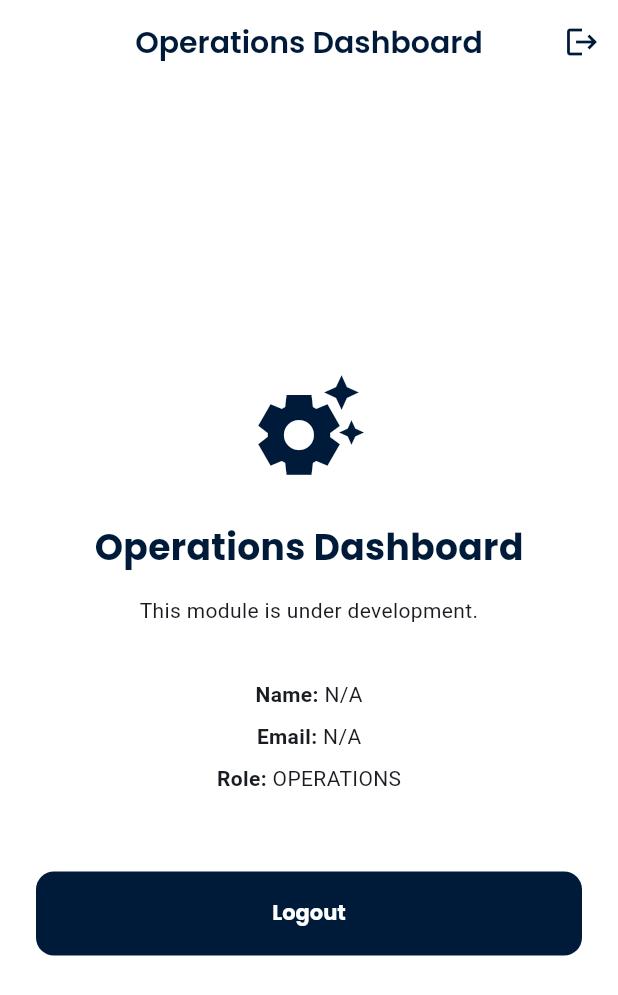
After one commit to Lakshya-Aerotech/Android-App, a Flutter app: the OperationsDashboard screen opened by its route, on a phone screen of 412 x 824 dp. The commit adds this screen. Shown: the top 995 px of the screen. Run offline on Flutter 3.47's test engine with Material 3 defaults, Android fonts, the phone set to English and light mode, and no system bars; our stand-ins replace cloud_firestore, firebase_auth, firebase_core, flutter_riverpod, go_router, google_fonts and 1 more; accounts and stored records are empty.

Commit message:
feat: integrate authentication and farmer dashboard with role-based navigation

```diff
--- /dev/null
+++ b/lib/features/admin/presentation/admin_dashboard.dart
@@ -0,0 +1,69 @@
+import 'package:flutter/material.dart';
+import 'package:flutter_riverpod/flutter_riverpod.dart';
+import '../../auth/viewmodel/auth_viewmodel.dart';
+import '../../../core/theme/app_colors.dart';
+import '../../../core/theme/app_text_styles.dart';
+
+class AdminDashboard extends ConsumerWidget {
+  const AdminDashboard({super.key});
+
+  @override
+  Widget build(BuildContext context, WidgetRef ref) {
+    final user = ref.watch(userModelProvider);
+
+    return Scaffold(
+      appBar: AppBar(
+        title: const Text('Admin Dashboard'),
+        actions: [
+          IconButton(
+            icon: const Icon(Icons.logout),
+            onPressed: () => ref.read(authViewModelProvider.notifier).logout(),
+          ),
+        ],
+      ),
+      body: Center(
+        child: Padding(
+          padding: const EdgeInsets.all(24.0),
+          child: Column(
+            mainAxisAlignment: MainAxisAlignment.center,
+            children: [
+              const Icon(Icons.admin_panel_settings, size: 80, color: AppColors.primary),
+              const SizedBox(height: 24),
+              Text(
+                'Admin Dashboard',
+                style: AppTextStyles.headlineLarge.copyWith(color: AppColors.primary),
+              ),
+              const SizedBox(height: 16),
+              const Text(
+                'This module is under development.',
+                textAlign: TextAlign.center,
+              ),
+              const SizedBox(height: 32),
+              _buildInfoRow('Name', user?.name ?? 'N/A'),
+              _buildInfoRow('Email', user?.email ?? 'N/A'),
+              _buildInfoRow('Role', user?.role.name.toUpperCase() ?? 'ADMIN'),
+              const SizedBox(height: 48),
+              ElevatedButton(
+                onPressed: () => ref.read(authViewModelProvider.notifier).logout(),
+                child: const Text('Logout'),
+              ),
+            ],
+          ),
+        ),
+      ),
+    );
+  }
+
+  Widget _buildInfoRow(String label, String value) {
+    return Padding(
+      padding: const EdgeInsets.symmetric(vertical: 4.0),
+      child: Row(
+        mainAxisAlignment: MainAxisAlignment.center,
+        children: [
+          Text('$label: ', style: const TextStyle(fontWeight: FontWeight.bold)),
+          Text(value),
+        ],
+      ),
+    );
+  }
+}
--- a/lib/features/auth/viewmodel/auth_viewmodel.dart
+++ b/lib/features/auth/viewmodel/auth_viewmodel.dart
@@ -1,3 +1,4 @@
+import 'package:flutter/foundation.dart';
 import 'package:flutter_riverpod/flutter_riverpod.dart';
 import 'package:firebase_auth/firebase_auth.dart';
 import '../repository/auth_repository.dart';
@@ -83,7 +84,11 @@ class AuthViewModel extends StateNotifier<AuthState> {
   Future<void> loginEmployee(String email, String password) async {
     state = state.copyWith(status: AuthStatus.loading);
     try {
-      final credential = await _repository.loginEmployee(email: email, password: password);
+      final processedEmail = email.trim().toLowerCase();
+      final credential = await _repository.loginEmployee(
+        email: processedEmail,
+        password: password,
+      );
       await _handleUserSignIn(credential.user);
     } on FirebaseAuthException catch (e) {
       state = state.copyWith(status: AuthStatus.error, errorMessage: _getAuthErrorMessage(e));
@@ -100,10 +105,21 @@ class AuthViewModel extends StateNotifier<AuthState> {
 
     final userData = await _repository.getUserData(user.uid);
     if (userData == null) {
-      // New Farmer
+      // If user signed in with Email but has no Firestore doc, it's an unauthorized employee
+      if (user.email != null && user.phoneNumber == null) {
+        await _repository.logout();
+        state = state.copyWith(
+          status: AuthStatus.error,
+          errorMessage: 'Unauthorized: Employee record not found in Firestore.',
+        );
+        return;
+      }
+
+      // New Farmer (signed in via Phone)
       final newUser = UserModel(
         uid: user.uid,
         phoneNumber: user.phoneNumber,
+        email: user.email,
         role: UserRole.farmer,
         createdAt: DateTime.now(),
         updatedAt: DateTime.now(),
@@ -113,6 +129,7 @@ class AuthViewModel extends StateNotifier<AuthState> {
     } else {
       if (!userData.isActive) {
         await _repository.logout();
+        _ref.read(userModelProvider.notifier).state = null;
         state = state.copyWith(
           status: AuthStatus.error,
           errorMessage: 'Your account has been disabled. Please contact the administrator.',
@@ -160,14 +177,19 @@ class AuthViewModel extends StateNotifier<AuthState> {
   }
 
   String _getAuthErrorMessage(FirebaseAuthException e) {
+    // Logging as requested
+    debugPrint("Firebase Code: ${e.code}");
+    debugPrint("Firebase Message: ${e.message}");
+
     switch (e.code) {
       case 'invalid-email':
         return 'The email address is badly formatted.';
       case 'user-not-found':
         return 'No user found with this email.';
       case 'wrong-password':
+        return 'Incorrect password.';
       case 'invalid-credential':
-        return 'Wrong password provided for that user.';
+        return 'Invalid credentials. Please check your email and password.';
       case 'user-disabled':
         return 'Your account has been disabled. Please contact the administrator.';
       case 'too-many-requests':
--- /dev/null
+++ b/lib/features/operations/presentation/operations_dashboard.dart
@@ -0,0 +1,69 @@
+import 'package:flutter/material.dart';
+import 'package:flutter_riverpod/flutter_riverpod.dart';
+import '../../auth/viewmodel/auth_viewmodel.dart';
+import '../../../core/theme/app_colors.dart';
+import '../../../core/theme/app_text_styles.dart';
+
+class OperationsDashboard extends ConsumerWidget {
+  const OperationsDashboard({super.key});
+
+  @override
+  Widget build(BuildContext context, WidgetRef ref) {
+    final user = ref.watch(userModelProvider);
+
+    return Scaffold(
+      appBar: AppBar(
+        title: const Text('Operations Dashboard'),
+        actions: [
+          IconButton(
+            icon: const Icon(Icons.logout),
+            onPressed: () => ref.read(authViewModelProvider.notifier).logout(),
+          ),
+        ],
+      ),
+      body: Center(
+        child: Padding(
+          padding: const EdgeInsets.all(24.0),
+          child: Column(
+            mainAxisAlignment: MainAxisAlignment.center,
+            children: [
+              const Icon(Icons.settings_suggest, size: 80, color: AppColors.primary),
+              const SizedBox(height: 24),
+              Text(
+                'Operations Dashboard',
+                style: AppTextStyles.headlineLarge.copyWith(color: AppColors.primary),
+              ),
+              const SizedBox(height: 16),
+              const Text(
+                'This module is under development.',
+                textAlign: TextAlign.center,
+              ),
+              const SizedBox(height: 32),
+              _buildInfoRow('Name', user?.name ?? 'N/A'),
+              _buildInfoRow('Email', user?.email ?? 'N/A'),
+              _buildInfoRow('Role', user?.role.name.toUpperCase() ?? 'OPERATIONS'),
+              const SizedBox(height: 48),
+              ElevatedButton(
+                onPressed: () => ref.read(authViewModelProvider.notifier).logout(),
+                child: const Text('Logout'),
+              ),
+            ],
+          ),
+        ),
+      ),
+    );
+  }
+
+  Widget _buildInfoRow(String label, String value) {
+    return Padding(
+      padding: const EdgeInsets.symmetric(vertical: 4.0),
+      child: Row(
+        mainAxisAlignment: MainAxisAlignment.center,
+        children: [
+          Text('$label: ', style: const TextStyle(fontWeight: FontWeight.bold)),
+          Text(value),
+        ],
+      ),
+    );
+  }
+}
```
Also changed, not shown: lib/core/routes/app_router.dart (+9 -36 lines), lib/features/pilot/presentation/pilot_dashboard.dart (added, +69 -0 lines).
